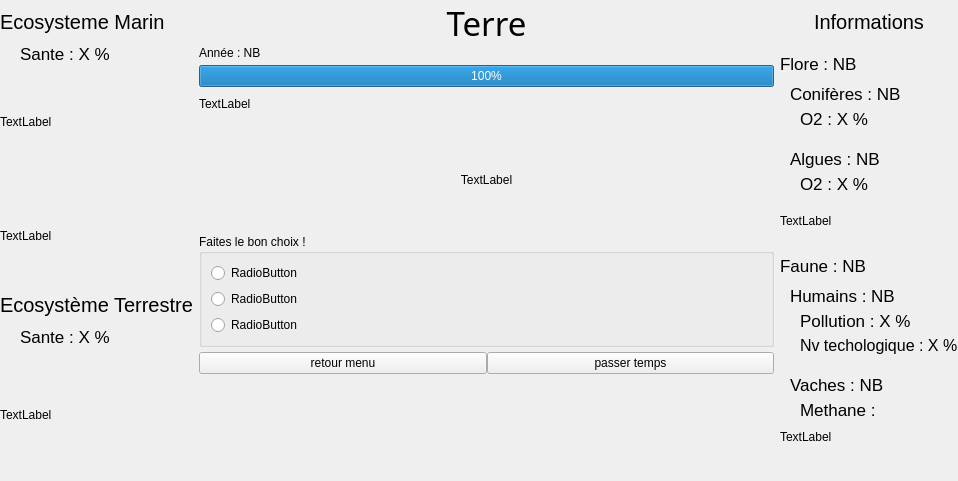
The window that projet_graphique/projet_bis/fenetre2.ui (Fredecontre/ProjetCpp) describes before a commit, drawn with Qt 5.
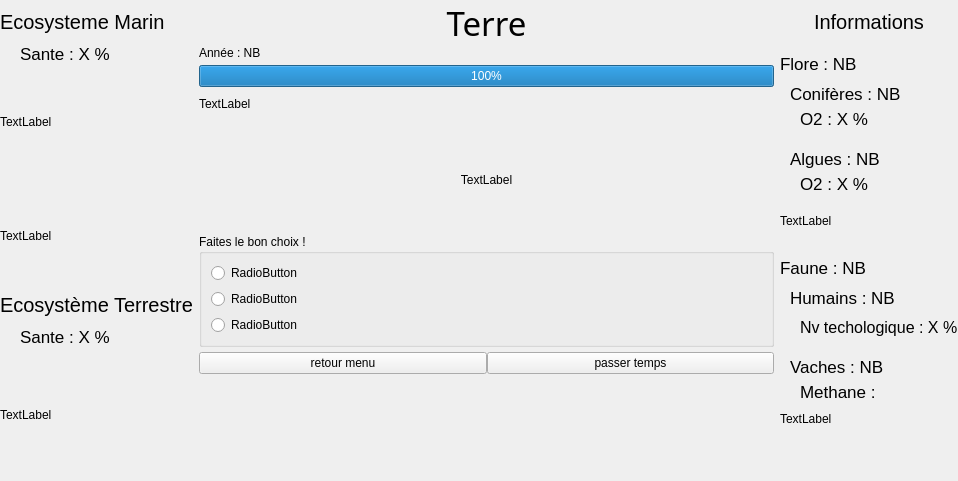
The same window after the commit.

What changed in the file:
```diff
--- a/projet_graphique/projet_bis/fenetre2.ui
+++ b/projet_graphique/projet_bis/fenetre2.ui
@@ -849,30 +849,6 @@
         </property>
        </spacer>
       </item>
-      <item>
-       <widget class="QLabel" name="P3_Humain_pollution">
-        <property name="sizePolicy">
-         <sizepolicy hsizetype="Fixed" vsizetype="Fixed">
-          <horstretch>0</horstretch>
-          <verstretch>0</verstretch>
-         </sizepolicy>
-        </property>
-        <property name="font">
-         <font>
-          <pointsize>13</pointsize>
-         </font>
-        </property>
-        <property name="text">
-         <string>Pollution : X %</string>
-        </property>
-        <property name="alignment">
-         <set>Qt::AlignLeading|Qt::AlignLeft|Qt::AlignVCenter</set>
-        </property>
-        <property name="indent">
-         <number>20</number>
-        </property>
-       </widget>
-      </item>
       <item>
        <spacer name="verticalSpacer_18">
         <property name="orientation">
```
